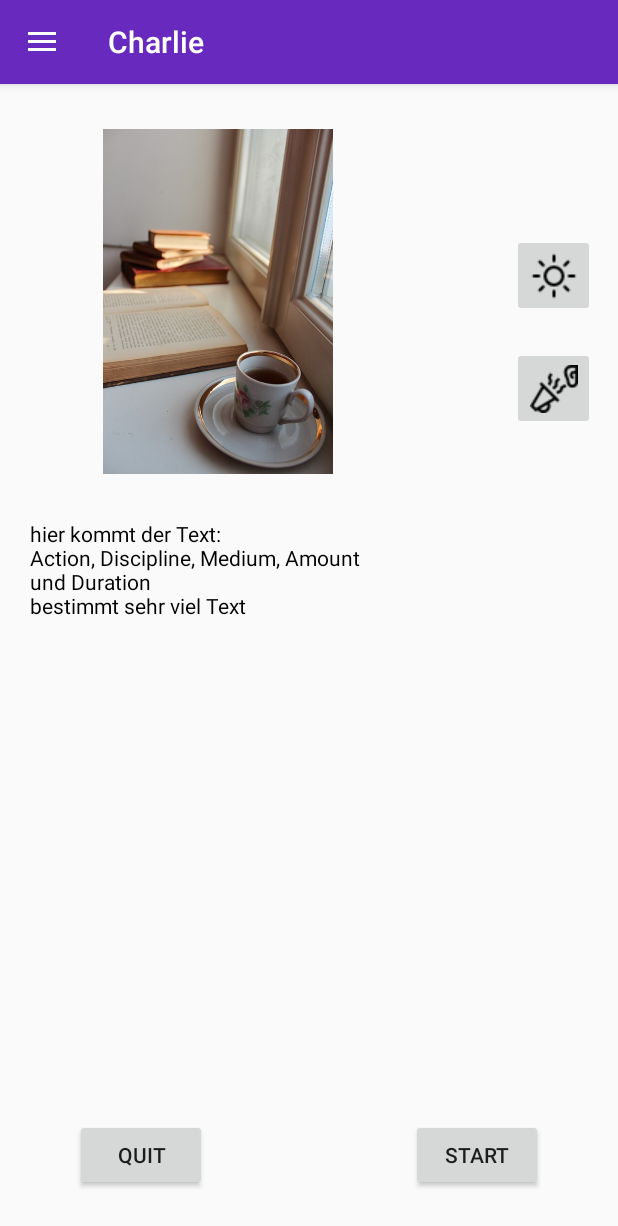
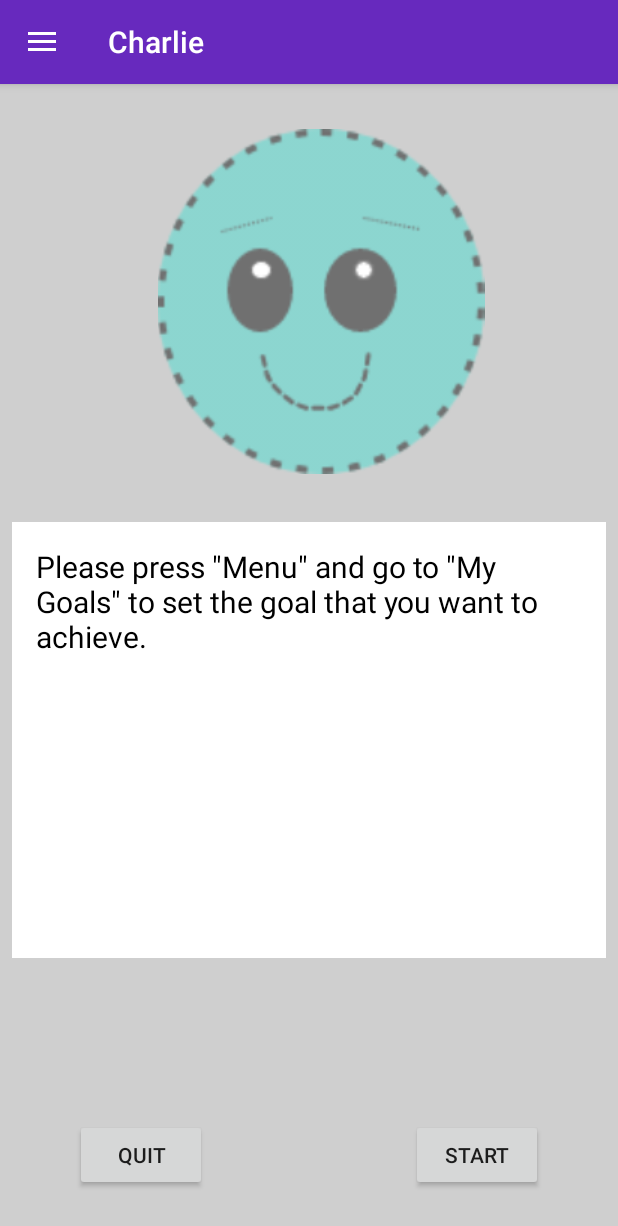
Before and after one commit to ebma/learning-companion, an Android app: the MainScreenFragment screen opened directly, with no data from a screen before it, on a phone screen of 412 x 824 dp. Shown: the top 1226 px of the screen. Run offline under Robolectric (Android 15) with nearby library versions, the phone set to English and light mode, and no system bars; our stand-ins replace Room's generated code; 3 statements that could not run were skipped.

Commit message:
add charlie info text to MainScreenFragment add clear() method to SensorHandler

```diff
--- a/app/src/main/java/de/htwberlin/learningcompanion/mainscreen/MainScreenFragment.kt
+++ b/app/src/main/java/de/htwberlin/learningcompanion/mainscreen/MainScreenFragment.kt
@@ -7,6 +7,7 @@ import android.view.LayoutInflater
 import android.view.View
 import android.view.ViewGroup
 import android.widget.Button
+import android.widget.TextView
 import androidx.core.app.ActivityCompat
 import androidx.fragment.app.Fragment
 import de.htwberlin.learningcompanion.MainActivity
@@ -33,6 +34,8 @@ class MainScreenFragment : Fragment() {
     private lateinit var btnStart: Button
     private lateinit var btnQuit: Button
 
+    private lateinit var tvCharlieInfo: TextView
+
     private val INTERVAL_IN_SECONDS = 5
     private var permissionToRecordAccepted = false
 
@@ -44,12 +47,14 @@ class MainScreenFragment : Fragment() {
 
         findViews()
         addClickListeners()
+        showCharlieInfoText()
         return rootView
     }
 
     private fun findViews() {
         btnStart = rootView.findViewById(R.id.btn_start)
         btnQuit = rootView.findViewById(R.id.btn_quit)
+        tvCharlieInfo = rootView.findViewById(R.id.tv_charlie_info_text)
     }
 
     private fun addClickListeners() {
@@ -72,7 +77,7 @@ class MainScreenFragment : Fragment() {
             val currentPlace = PlaceRepository.get(context!!).getCurrentPlace()
 
             when {
-                //currentGoal == null -> showSelectGoalDialog()
+                currentGoal == null -> showSelectGoalDialog()
                 currentPlace == null -> showSelectPlaceDialog()
                 else -> startSensorHandler()
             }
@@ -81,10 +86,28 @@ class MainScreenFragment : Fragment() {
         }
     }
 
+    private fun showCharlieInfoText() {
+        val currentGoal = GoalRepository.get(context!!).getCurrentGoal()
+        val currentPlace = PlaceRepository.get(context!!).getCurrentPlace()
+
+        when {
+            currentGoal == null -> showSelectGoalInfoText()
+            currentPlace == null -> showSelectPlaceInfoText()
+        }
+    }
+
+    private fun showSelectGoalInfoText() {
+        tvCharlieInfo.text = "Please press \"Menu\" and go to \"My Goals\" to set the goal that you want to achieve."
+    }
+
+    private fun showSelectPlaceInfoText() {
+        tvCharlieInfo.text = "Please press \"Menu\" and go to \"My places\" to set the place where you want to learn."
+    }
+
     private fun startSensorHandler() {
+        sensorHandler.clear()
         sensorHandler.start(INTERVAL_IN_SECONDS)
     }
-
 
     private fun stopSensorHandler() {
         sensorHandler.stop()
@@ -98,7 +121,7 @@ class MainScreenFragment : Fragment() {
     private fun showSessionResultDialog(learningSessionEvaluator: LearningSessionEvaluator) {
         alert {
             title = "Evaluation"
-            positiveButton("Got it!") { toast("Yes!") }
+            positiveButton("Got it!") { }
             customView {
                 verticalLayout {
                     textView("LightLevel: ${learningSessionEvaluator.evaluateLight()}")
--- a/app/src/main/java/de/htwberlin/learningcompanion/sensors/SensorHandler.kt
+++ b/app/src/main/java/de/htwberlin/learningcompanion/sensors/SensorHandler.kt
@@ -33,6 +33,11 @@ class SensorHandler(private val sensorManager: SensorManager) : SensorEventListe
             startLightSensor()
             startRecording()
         }
+    }
+
+    fun clear() {
+        lightDataList.clear()
+        noiseDataList.clear()
     }
 
     private fun startLightSensor() {
--- a/app/src/main/res/layout/fragment_main_screen.xml
+++ b/app/src/main/res/layout/fragment_main_screen.xml
@@ -5,6 +5,7 @@
     android:id="@+id/frameLayout"
     android:layout_width="match_parent"
     android:layout_height="match_parent"
+    android:background="@color/colorBackgroundGrey"
     tools:context=".mainscreen.MainScreenFragment">
 
     <Button
@@ -28,47 +29,40 @@
         app:layout_constraintStart_toStartOf="parent" />
 
     <ImageView
-        android:id="@+id/imageView2"
+        android:id="@+id/iv_charlie"
         android:layout_width="260dp"
         android:layout_height="230dp"
         android:layout_marginStart="15dp"
         android:layout_marginTop="30dp"
-        android:src="@drawable/iv_learn_place"
+        app:layout_constraintEnd_toEndOf="parent"
+        app:layout_constraintHorizontal_bias="0.5"
         app:layout_constraintStart_toStartOf="parent"
-        app:layout_constraintTop_toTopOf="parent" />
-
-    <ImageButton
-        android:id="@+id/imageButton4"
-        android:layout_width="55dp"
-        android:layout_height="55dp"
-
-        android:layout_marginTop="100dp"
-        android:layout_marginEnd="15dp"
-        android:src="@drawable/ib_sun"
-        app:layout_constraintEnd_toEndOf="parent"
-        app:layout_constraintTop_toTopOf="parent" />
-
-    <ImageButton
-        android:id="@+id/imageButton5"
-        android:layout_width="55dp"
-        android:layout_height="55dp"
-        android:layout_marginTop="20dp"
-        android:layout_marginEnd="15dp"
-        android:src="@drawable/ib_noise"
-        app:layout_constraintEnd_toEndOf="parent"
-        app:layout_constraintTop_toBottomOf="@+id/imageButton4" />
+        app:layout_constraintTop_toTopOf="parent"
+        app:srcCompat="@drawable/charlie" />
 
     <TextView
-        android:id="@+id/textView5"
+        android:id="@+id/tv_charlie_info_text"
         android:layout_width="match_parent"
-        android:layout_height="71dp"
-        android:layout_marginStart="20dp"
-        android:layout_marginTop="30dp"
-        android:layout_marginEnd="20dp"
-        android:text="hier kommt der Text: \nAction, Discipline, Medium, Amount\nund Duration\nbestimmt sehr viel Text"
+        android:layout_height="0dp"
+        android:layout_marginStart="8dp"
+        android:layout_marginTop="32dp"
+        android:layout_marginEnd="8dp"
+        android:layout_marginBottom="32dp"
+        android:background="@color/white"
+        android:padding="16dp"
         android:textColor="@color/black"
+        android:textSize="20sp"
+        app:layout_constraintBottom_toTopOf="@+id/guideline"
         app:layout_constraintEnd_toEndOf="parent"
         app:layout_constraintStart_toStartOf="parent"
-        app:layout_constraintTop_toBottomOf="@+id/imageView2" />
+        app:layout_constraintTop_toBottomOf="@+id/iv_charlie"
+        tools:text="@tools:sample/first_names" />
+
+    <androidx.constraintlayout.widget.Guideline
+        android:id="@+id/guideline"
+        android:layout_width="wrap_content"
+        android:layout_height="wrap_content"
+        android:orientation="horizontal"
+        app:layout_constraintGuide_percent="0.80" />
 
 </androidx.constraintlayout.widget.ConstraintLayout>
```
